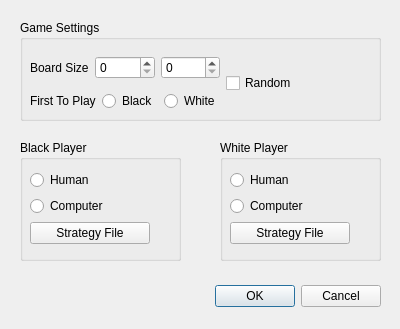
This is setting_dialog.ui in paulzfm/ConnectFourGUI as Qt 5 draws it before an edit. The edited form follows.
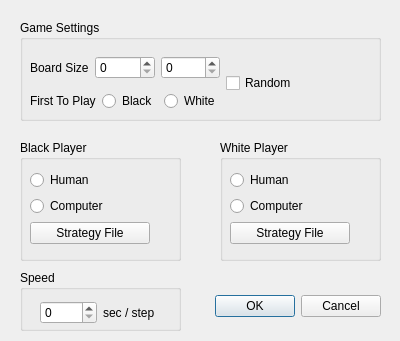
This is the edited form.

Patch:
```diff
--- a/setting_dialog.ui
+++ b/setting_dialog.ui
@@ -7,7 +7,7 @@
     <x>0</x>
     <y>0</y>
     <width>400</width>
-    <height>329</height>
+    <height>341</height>
    </rect>
   </property>
   <property name="windowTitle">
@@ -16,9 +16,9 @@
   <widget class="QDialogButtonBox" name="buttons">
    <property name="geometry">
     <rect>
-     <x>40</x>
-     <y>280</y>
-     <width>341</width>
+     <x>210</x>
+     <y>290</y>
+     <width>171</width>
      <height>32</height>
     </rect>
    </property>
@@ -199,6 +199,41 @@
     </layout>
    </widget>
   </widget>
+  <widget class="QGroupBox" name="grpSpeed">
+   <property name="geometry">
+    <rect>
+     <x>20</x>
+     <y>270</y>
+     <width>161</width>
+     <height>61</height>
+    </rect>
+   </property>
+   <property name="title">
+    <string>Speed</string>
+   </property>
+   <widget class="QWidget" name="">
+    <property name="geometry">
+     <rect>
+      <x>20</x>
+      <y>30</y>
+      <width>120</width>
+      <height>26</height>
+     </rect>
+    </property>
+    <layout class="QHBoxLayout" name="horizontalLayout">
+     <item>
+      <widget class="QSpinBox" name="speed"/>
+     </item>
+     <item>
+      <widget class="QLabel" name="label_3">
+       <property name="text">
+        <string>sec / step</string>
+       </property>
+      </widget>
+     </item>
+    </layout>
+   </widget>
+  </widget>
  </widget>
  <resources/>
  <connections>
```
